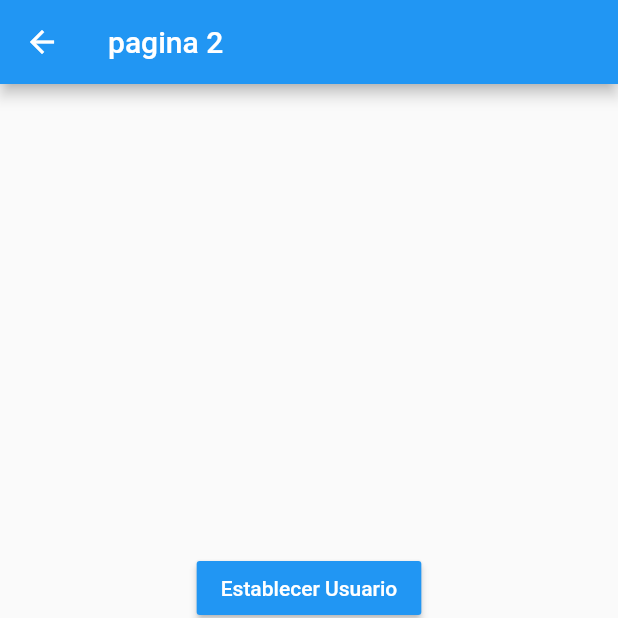
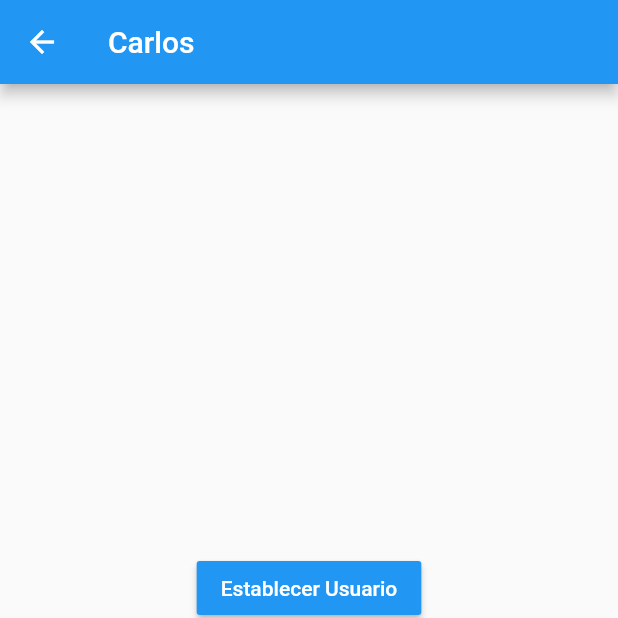
Before and after one commit to carlinsk8/flutter-state, a Flutter app: the Pagina2Page screen opened by its route, after a tap on "Establecer Usuario", on a phone screen of 412 x 824 dp, the top half of it. Run offline on Flutter 3.47's test engine with Material 2 defaults, Android fonts, the phone set to English and light mode, and no system bars; accounts and stored records are empty.

```diff
--- a/lib/pages/pagina1_page.dart
+++ b/lib/pages/pagina1_page.dart
@@ -1,13 +1,27 @@
+import 'package:estados_app/models/usuario.dart';
+import 'package:estados_app/services/usuario_service.dart';
 import 'package:flutter/material.dart';
+import 'package:provider/provider.dart';
 
 class Pagina1Page extends StatelessWidget {
   @override
   Widget build(BuildContext context) {
+    final usuarioService = Provider.of<UsuarioService>(context);
     return Scaffold(
       appBar: AppBar(
         title: Text('pagina 1'),
+        actions: [
+          IconButton(
+            icon: Icon(Icons.exit_to_app),
+            onPressed: usuarioService.existeUsuario
+                ? usuarioService.removeUsuario
+                : null,
+          )
+        ],
       ),
-      body: InformacionUsuario(),
+      body: usuarioService.existeUsuario
+          ? InformacionUsuario(usuarioService.usuario)
+          : Center(child: Text('No hay usuario seleccionado')),
       floatingActionButton: FloatingActionButton(
         child: Icon(Icons.near_me),
         onPressed: () => Navigator.pushNamed(context, 'pagina2'),
@@ -17,6 +31,9 @@ class Pagina1Page extends StatelessWidget {
 }
 
 class InformacionUsuario extends StatelessWidget {
+  final Usuario usuario;
+
+  const InformacionUsuario(this.usuario);
   @override
   Widget build(BuildContext context) {
     return Container(
@@ -31,16 +48,18 @@ class InformacionUsuario extends StatelessWidget {
             style: TextStyle(fontSize: 18, fontWeight: FontWeight.bold),
           ),
           Divider(),
-          ListTile(title: Text('Nombre: ')),
-          ListTile(title: Text('Edad: ')),
+          ListTile(title: Text('Nombre: ${this.usuario.nombre}')),
+          ListTile(title: Text('Edad: ${this.usuario.edad}')),
           Text(
             'Profeciones',
             style: TextStyle(fontSize: 18, fontWeight: FontWeight.bold),
           ),
           Divider(),
-          ListTile(title: Text('Profeción 1 : ')),
-          ListTile(title: Text('Profeción 1 : ')),
-          ListTile(title: Text('Profeción 1 : ')),
+          ...this
+              .usuario
+              .profeciones
+              .map((profecion) => ListTile(title: Text(profecion)))
+              .toList()
         ],
       ),
     );
--- a/lib/pages/pagina2_page.dart
+++ b/lib/pages/pagina2_page.dart
@@ -1,11 +1,17 @@
+import 'package:estados_app/models/usuario.dart';
+import 'package:estados_app/services/usuario_service.dart';
 import 'package:flutter/material.dart';
+import 'package:provider/provider.dart';
 
 class Pagina2Page extends StatelessWidget {
   @override
   Widget build(BuildContext context) {
+    final usuarioService = Provider.of<UsuarioService>(context);
     return Scaffold(
       appBar: AppBar(
-        title: Text('pagina 2'),
+        title: usuarioService.existeUsuario
+            ? Text(usuarioService.usuario.nombre)
+            : Text('pagina 2'),
       ),
       body: Center(
         child: Column(
@@ -17,7 +23,12 @@ class Pagina2Page extends StatelessWidget {
                 'Establecer Usuario',
                 style: TextStyle(color: Colors.white),
               ),
-              onPressed: () {},
+              onPressed: () {
+                usuarioService.usuario = new Usuario(
+                    nombre: 'Carlos',
+                    edad: 30,
+                    profeciones: ['Programador', 'Skater']);
+              },
             ),
             MaterialButton(
               color: Colors.blue,
@@ -25,7 +36,9 @@ class Pagina2Page extends StatelessWidget {
                 'Cambiar edad',
                 style: TextStyle(color: Colors.white),
               ),
-              onPressed: () {},
+              onPressed: () {
+                usuarioService.cambiarEdad(31);
+              },
             ),
             MaterialButton(
               color: Colors.blue,
@@ -33,7 +46,9 @@ class Pagina2Page extends StatelessWidget {
                 'Añadir profeción',
                 style: TextStyle(color: Colors.white),
               ),
-              onPressed: () {},
+              onPressed: () {
+                usuarioService.agregarProferccion('Gamer aficinado');
+              },
             ),
           ],
         ),
--- /dev/null
+++ b/lib/services/usuario_service.dart
@@ -0,0 +1,31 @@
+import 'dart:math';
+
+import 'package:estados_app/models/usuario.dart';
+import 'package:flutter/cupertino.dart';
+
+class UsuarioService with ChangeNotifier {
+  Usuario _usuario;
+
+  Usuario get usuario => this._usuario;
+  bool get existeUsuario => this._usuario != null ? true : false;
+
+  set usuario(Usuario user) {
+    this._usuario = user;
+    notifyListeners();
+  }
+
+  void cambiarEdad(int edad) {
+    this._usuario.edad = edad;
+    notifyListeners();
+  }
+
+  void removeUsuario() {
+    this._usuario = null;
+    notifyListeners();
+  }
+
+  void agregarProferccion(String profecion) {
+    this._usuario.profeciones.add(profecion);
+    notifyListeners();
+  }
+}
--- a/pubspec.yaml
+++ b/pubspec.yaml
@@ -28,6 +28,7 @@ dependencies:
   # The following adds the Cupertino Icons font to your application.
   # Use with the CupertinoIcons class for iOS style icons.
   cupertino_icons: ^0.1.3
+  provider: ^4.3.2+2
 
 dev_dependencies:
   flutter_test:
```
Also changed, not shown: lib/main.dart (+8 -1 lines), pubspec.lock.
